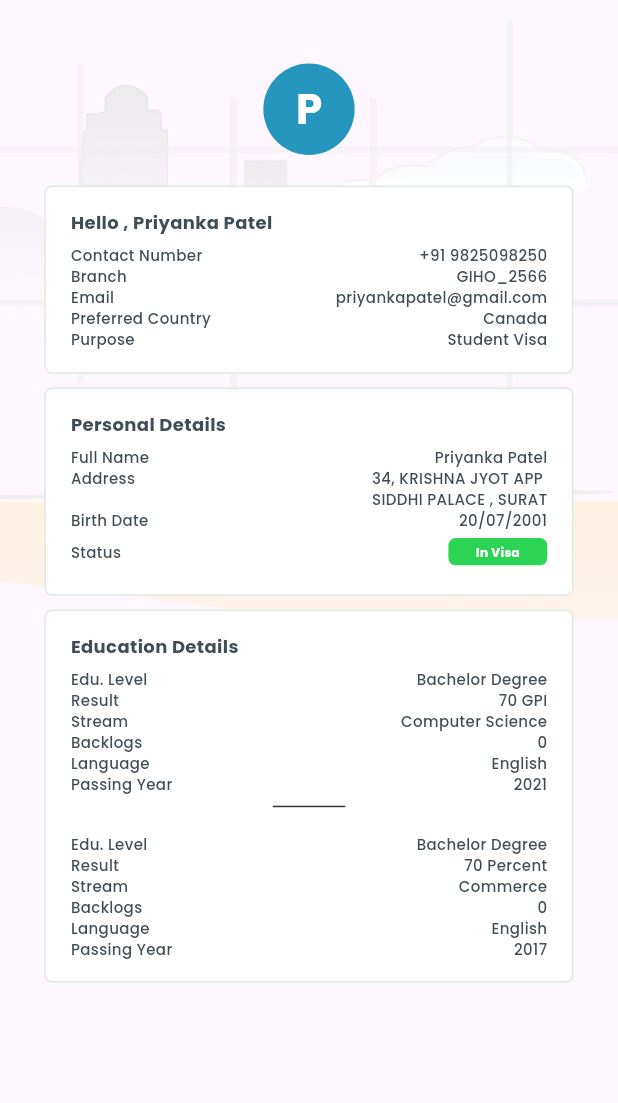
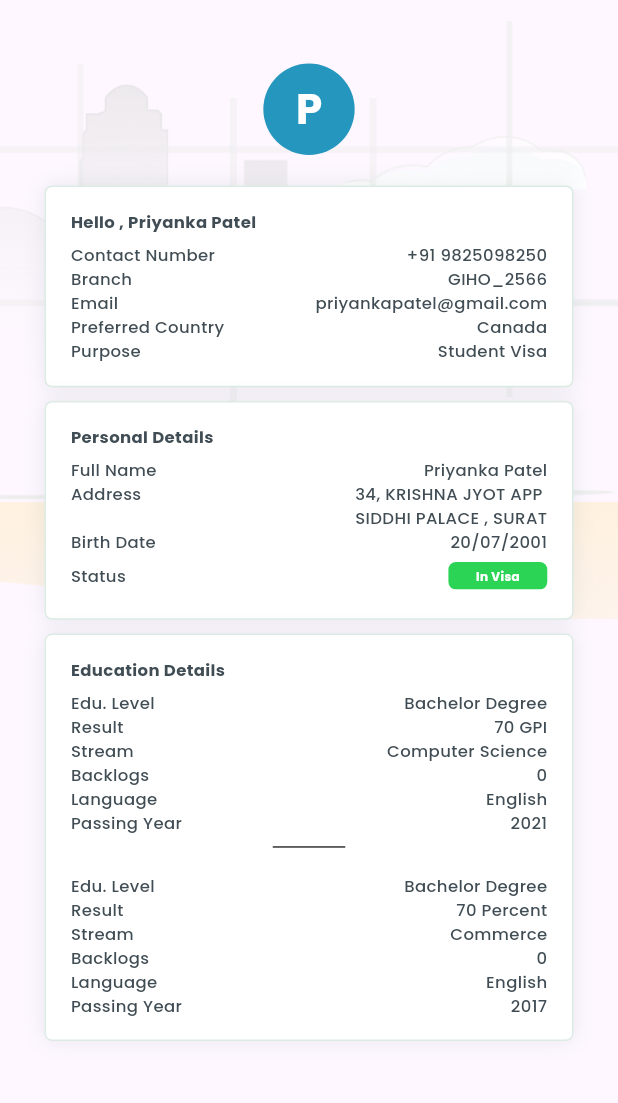
Before and after one commit to anand45151/InstiDesk, a Flutter app: the ProfileScreen screen opened directly, on a phone screen of 412 x 824 dp, the part 63-1166 px from its top. Run offline on Flutter 3.47's test engine with Material 3 defaults, Android fonts, the phone set to English and light mode, and no system bars; our stand-ins replace another_flushbar, flutter_screenutil, flutter_svg, fluttertoast, google_fonts, shared_preferences; accounts and stored records are empty; project files that could hold a hidden picture were left out.

Commit message:
ui changes

```diff
--- a/lib/view/login_screen.dart
+++ b/lib/view/login_screen.dart
@@ -168,7 +168,7 @@ class _LoginScreenState extends State<LoginScreen> {
                             Text(
                           'Login',
                           style: GoogleFonts.poppins(
-                            fontSize: 10,
+                            fontSize: 11,
                             fontWeight: FontWeight.w600,
                             color: Colors.white,
                           ),
@@ -178,7 +178,7 @@ class _LoginScreenState extends State<LoginScreen> {
                     const Text(
                       'Forgot Password',
                       style: TextStyle(
-                        fontSize: 12,
+                        fontSize: 11,
                         fontWeight: FontWeight.w500,
                         color: Color(0xff414D54),
                       ),
--- a/lib/view/profile_screen.dart
+++ b/lib/view/profile_screen.dart
@@ -81,6 +81,15 @@ class _ProfileScreenState extends State<ProfileScreen> {
                   width: double.infinity,
                   padding: EdgeInsets.symmetric(horizontal: 15.w),
                   decoration: BoxDecoration(
+                      boxShadow: [
+                        BoxShadow(
+                          color: const Color(0xFF316163)
+                              .withOpacity(0.1), // Set your shadow color
+                          offset: const Offset(0, 0), // Set your x and y offset
+                          blurRadius: 12, // Set your blur radius
+                          spreadRadius: 0, // Set your spread radius
+                        ),
+                      ],
                       color: const Color(0xffffffff),
                       borderRadius: BorderRadius.circular(5),
                       border:
@@ -96,7 +105,7 @@ class _ProfileScreenState extends State<ProfileScreen> {
                         'Hello , Priyanka Patel',
                         style: GoogleFonts.poppins(
                           fontWeight: FontWeight.w700,
-                          fontSize: 12,
+                          fontSize: 11,
                           color: const Color(0xff414D54),
                         ),
                       ),
@@ -110,7 +119,7 @@ class _ProfileScreenState extends State<ProfileScreen> {
                             'Contact Number',
                             style: GoogleFonts.poppins(
                               fontWeight: FontWeight.w500,
-                              fontSize: 10,
+                              fontSize: 11,
                               color: const Color(0xff414D54),
                             ),
                           ),
@@ -118,7 +127,7 @@ class _ProfileScreenState extends State<ProfileScreen> {
                             '+91 9825098250',
                             style: GoogleFonts.poppins(
                               fontWeight: FontWeight.w500,
-                              fontSize: 10,
+                              fontSize: 11,
                               color: const Color(0xff414D54),
                             ),
                           ),
@@ -131,7 +140,7 @@ class _ProfileScreenState extends State<ProfileScreen> {
                             'Branch ',
                             style: GoogleFonts.poppins(
                               fontWeight: FontWeight.w500,
-                              fontSize: 10,
+                              fontSize: 11,
                               color: const Color(0xff414D54),
                             ),
                           ),
@@ -139,7 +148,7 @@ class _ProfileScreenState extends State<ProfileScreen> {
                             'GIHO_2566',
                             style: GoogleFonts.poppins(
                               fontWeight: FontWeight.w500,
-                              fontSize: 10,
+                              fontSize: 11,
                               color: const Color(0xff414D54),
                             ),
                           ),
@@ -152,7 +161,7 @@ class _ProfileScreenState extends State<ProfileScreen> {
                             'Email',
                             style: GoogleFonts.poppins(
                               fontWeight: FontWeight.w500,
-                              fontSize: 10,
+                              fontSize: 11,
                               color: const Color(0xff414D54),
                             ),
                           ),
@@ -160,7 +169,7 @@ class _ProfileScreenState extends State<ProfileScreen> {
                             'priyankapatel@gmail.com',
                             style: GoogleFonts.poppins(
                               fontWeight: FontWeight.w500,
-                              fontSize: 10,
+                              fontSize: 11,
                               color: const Color(0xff414D54),
                             ),
                           ),
@@ -173,7 +182,7 @@ class _ProfileScreenState extends State<ProfileScreen> {
                             'Preferred Country',
                             style: GoogleFonts.poppins(
                               fontWeight: FontWeight.w500,
-                              fontSize: 10,
+                              fontSize: 11,
                               color: const Color(0xff414D54),
                             ),
                           ),
@@ -181,7 +190,7 @@ class _ProfileScreenState extends State<ProfileScreen> {
                             'Canada',
                             style: GoogleFonts.poppins(
                               fontWeight: FontWeight.w500,
-                              fontSize: 10,
+                              fontSize: 11,
                               color: const Color(0xff414D54),
                             ),
                           ),
@@ -194,7 +203,7 @@ class _ProfileScreenState extends State<ProfileScreen> {
                             'Purpose',
                             style: GoogleFonts.poppins(
                               fontWeight: FontWeight.w500,
-                              fontSize: 10,
+                              fontSize: 11,
                               color: const Color(0xff414D54),
                             ),
                           ),
@@ -202,7 +211,7 @@ class _ProfileScreenState extends State<ProfileScreen> {
                             'Student Visa',
                             style: GoogleFonts.poppins(
                               fontWeight: FontWeight.w500,
-                              fontSize: 10,
+                              fontSize: 11,
                               color: const Color(0xff414D54),
                             ),
                           ),
@@ -221,6 +230,15 @@ class _ProfileScreenState extends State<ProfileScreen> {
                   width: double.infinity,
                   padding: EdgeInsets.symmetric(horizontal: 15.w),
                   decoration: BoxDecoration(
+                      boxShadow: [
+                        BoxShadow(
+                          color: const Color(0xFF316163)
+                              .withOpacity(0.1), // Set your shadow color
+                          offset: const Offset(0, 0), // Set your x and y offset
+                          blurRadius: 12, // Set your blur radius
+                          spreadRadius: 0, // Set your spread radius
+                        ),
+                      ],
                       color: const Color(0xffffffff),
                       borderRadius: BorderRadius.circular(5),
                       border:
@@ -236,7 +254,7 @@ class _ProfileScreenState extends State<ProfileScreen> {
                         'Personal Details',
                         style: GoogleFonts.poppins(
                           fontWeight: FontWeight.w700,
-                          fontSize: 12,
+                          fontSize: 11,
                           color: const Color(0xff414D54),
                         ),
                       ),
@@ -250,7 +268,7 @@ class _ProfileScreenState extends State<ProfileScreen> {
                             'Full Name',
                             style: GoogleFonts.poppins(
                               fontWeight: FontWeight.w500,
-                              fontSize: 10,
+                              fontSize: 11,
                               color: const Color(0xff414D54),
                             ),
                           ),
@@ -258,7 +276,7 @@ class _ProfileScreenState extends State<ProfileScreen> {
                             'Priyanka Patel',
                             style: GoogleFonts.poppins(
                               fontWeight: FontWeight.w500,
-                              fontSize: 10,
+                              fontSize: 11,
                               color: const Color(0xff414D54),
                             ),
                           ),
@@ -272,7 +290,7 @@ class _ProfileScreenState extends State<ProfileScreen> {
                             'Address',
                             style: GoogleFonts.poppins(
                               fontWeight: FontWeight.w500,
-                              fontSize: 10,
+                              fontSize: 11,
                               color: const Color(0xff414D54),
                             ),
                           ),
@@ -280,7 +298,7 @@ class _ProfileScreenState extends State<ProfileScreen> {
                             '34, KRISHNA JYOT APP\nSIDDHI PALACE , SURAT',
                             style: GoogleFonts.poppins(
                               fontWeight: FontWeight.w500,
-                              fontSize: 10,
+                              fontSize: 11,
                               color: const Color(0xff414D54),
                             ),
                           ),
@@ -293,7 +311,7 @@ class _ProfileScreenState extends State<ProfileScreen> {
                             'Birth Date',
                             style: GoogleFonts.poppins(
                               fontWeight: FontWeight.w500,
-                              fontSize: 10,
+                              fontSize: 11,
                               color: const Color(0xff414D54),
                             ),
                           ),
@@ -301,7 +319,7 @@ class _ProfileScreenState extends State<ProfileScreen> {
                             '20/07/2001',
                             style: GoogleFonts.poppins(
                               fontWeight: FontWeight.w500,
-                              fontSize: 10,
+                              fontSize: 11,
                               color: const Color(0xff414D54),
                             ),
                           ),
@@ -317,7 +335,7 @@ class _ProfileScreenState extends State<ProfileScreen> {
                             'Status',
                             style: GoogleFonts.poppins(
                               fontWeight: FontWeight.w500,
-                              fontSize: 10,
+                              fontSize: 11,
                               color: const Color(0xff414D54),
                             ),
                           ),
@@ -353,6 +371,15 @@ class _ProfileScreenState extends State<ProfileScreen> {
                   width: double.infinity,
                   padding: EdgeInsets.symmetric(horizontal: 15.w),
                   decoration: BoxDecoration(
+                      boxShadow: [
+                        BoxShadow(
+                          color: const Color(0xFF316163)
+                              .withOpacity(0.1), // Set your shadow color
+                          offset: const Offset(0, 0), // Set your x and y offset
+                          blurRadius: 12, // Set your blur radius
+                          spreadRadius: 0, // Set your spread radius
+                        ),
+                      ],
                       color: const Color(0xffffffff),
                       borderRadius: BorderRadius.circular(5),
                       border:
@@ -368,7 +395,7 @@ class _ProfileScreenState extends State<ProfileScreen> {
                         'Education Details',
                         style: GoogleFonts.poppins(
                           fontWeight: FontWeight.w700,
-                          fontSize: 12,
+                          fontSize: 11,
                           color: const Color(0xff414D54),
                         ),
                       ),
@@ -382,7 +409,7 @@ class _ProfileScreenState extends State<ProfileScreen> {
                             'Edu. Level',
                             style: GoogleFonts.poppins(
                               fontWeight: FontWeight.w500,
-                              fontSize: 10,
+                              fontSize: 11,
                               color: const Color(0xff414D54),
                             ),
                           ),
@@ -390,7 +417,7 @@ class _ProfileScreenState extends State<ProfileScreen> {
                             'Bachelor Degree',
                             style: GoogleFonts.poppins(
                               fontWeight: FontWeight.w500,
-                              fontSize: 10,
+                              fontSize: 11,
                               color: const Color(0xff414D54),
                             ),
                           ),
@@ -403,7 +430,7 @@ class _ProfileScreenState extends State<ProfileScreen> {
                             'Result',
                             style: GoogleFonts.poppins(
                               fontWeight: FontWeight.w500,
-                              fontSize: 10,
+                              fontSize: 11,
                               color: const Color(0xff414D54),
                             ),
                           ),
@@ -411,7 +438,7 @@ class _ProfileScreenState extends State<ProfileScreen> {
                             ' 70 GPI',
                             style: GoogleFonts.poppins(
                               fontWeight: FontWeight.w500,
-                              fontSize: 10,
+                              fontSize: 11,
                               color: const Color(0xff414D54),
                             ),
                           ),
@@ -424,7 +451,7 @@ class _ProfileScreenState extends State<ProfileScreen> {
                             'Stream',
                             style: GoogleFonts.poppins(
                               fontWeight: FontWeight.w500,
-                              fontSize: 10,
+                              fontSize: 11,
                               color: const Color(0xff414D54),
                             ),
                           ),
@@ -432,7 +459,7 @@ class _ProfileScreenState extends State<ProfileScreen> {
                             ' Computer Science',
                             style: GoogleFonts.poppins(
                               fontWeight: FontWeight.w500,
-                              fontSize: 10,
+                              fontSize: 11,
                               color: const Color(0xff414D54),
                             ),
                           ),
@@ -445,7 +472,7 @@ class _ProfileScreenState extends State<ProfileScreen> {
                             'Backlogs',
                             style: GoogleFonts.poppins(
                               fontWeight: FontWeight.w500,
-                              fontSize: 10,
+                              fontSize: 11,
                               color: const Color(0xff414D54),
                             ),
                           ),
@@ -453,7 +480,7 @@ class _ProfileScreenState extends State<ProfileScreen> {
                             '0',
                             style: GoogleFonts.poppins(
                               fontWeight: FontWeight.w500,
-                              fontSize: 10,
+                              fontSize: 11,
                               color: const Color(0xff414D54),
                             ),
                           ),
@@ -466,7 +493,7 @@ class _ProfileScreenState extends State<ProfileScreen> {
                             'Language',
                             style: GoogleFonts.poppins(
                               fontWeight: FontWeight.w500,
-                              fontSize: 10,
+                              fontSize: 11,
                               color: const Color(0xff414D54),
                             ),
                           ),
@@ -474,7 +501,7 @@ class _ProfileScreenState extends State<ProfileScreen> {
                             'English',
                             style: GoogleFonts.poppins(
                               fontWeight: FontWeight.w500,
-                              fontSize: 10,
+                              fontSize: 11,
                               color: const Color(0xff414D54),
                             ),
                           ),
@@ -487,7 +514,7 @@ class _ProfileScreenState extends State<ProfileScreen> {
                             'Passing Year',
                             style: GoogleFonts.poppins(
                               fontWeight: FontWeight.w500,
-                              fontSize: 10,
+                              fontSize: 11,
                               color: const Color(0xff414D54),
                             ),
                           ),
@@ -495,7 +522,7 @@ class _ProfileScreenState extends State<ProfileScreen> {
                             '2021',
                             style: GoogleFonts.poppins(
                               fontWeight: FontWeight.w500,
-                              fontSize: 10,
+                              fontSize: 11,
                               color: const Color(0xff414D54),
                             ),
                           ),
@@ -520,7 +547,7 @@ class _ProfileScreenState extends State<ProfileScreen> {
                             'Edu. Level',
                             style: GoogleFonts.poppins(
                               fontWeight: FontWeight.w500,
-                              fontSize: 10,
+                              fontSize: 11,
                               color: const Color(0xff414D54),
                             ),
                           ),
@@ -528,7 +555,7 @@ class _ProfileScreenState extends State<ProfileScreen> {
                             'Bachelor Degree',
                             style: GoogleFonts.poppins(
                               fontWeight: FontWeight.w500,
-                              fontSize: 10,
+                              fontSize: 11,
                               color: const Color(0xff414D54),
                             ),
                           ),
@@ -541,7 +568,7 @@ class _ProfileScreenState extends State<ProfileScreen> {
                             'Result',
                             style: GoogleFonts.poppins(
                               fontWeight: FontWeight.w500,
-                              fontSize: 10,
+                              fontSize: 11,
                               color: const Color(0xff414D54),
                             ),
                           ),
@@ -549,7 +576,7 @@ class _ProfileScreenState extends State<ProfileScreen> {
                             '70 Percent',
                             style: GoogleFonts.poppins(
                               fontWeight: FontWeight.w500,
-                              fontSize: 10,
+                              fontSize: 11,
                               color: const Color(0xff414D54),
                             ),
                           ),
@@ -562,7 +589,7 @@ class _ProfileScreenState extends State<ProfileScreen> {
                             'Stream',
                             style: GoogleFonts.poppins(
                               fontWeight: FontWeight.w500,
-                              fontSize: 10,
+                              fontSize: 11,
                               color: const Color(0xff414D54),
                             ),
                           ),
@@ -570,7 +597,7 @@ class _ProfileScreenState extends State<ProfileScreen> {
                             'Commerce',
                             style: GoogleFonts.poppins(
                               fontWeight: FontWeight.w500,
-                              fontSize: 10,
+                              fontSize: 11,
                               color: const Color(0xff414D54),
                             ),
                           ),
@@ -583,7 +610,7 @@ class _ProfileScreenState extends State<ProfileScreen> {
                             'Backlogs',
                             style: GoogleFonts.poppins(
                               fontWeight: FontWeight.w500,
-                              fontSize: 10,
+                              fontSize: 11,
                               color: const Color(0xff414D54),
                             ),
                           ),
@@ -591,7 +618,7 @@ class _ProfileScreenState extends State<ProfileScreen> {
                             '0',
                             style: GoogleFonts.poppins(
                               fontWeight: FontWeight.w500,
-                              fontSize: 10,
+                              fontSize: 11,
                               color: const Color(0xff414D54),
                             ),
                           ),
@@ -604,7 +631,7 @@ class _ProfileScreenState extends State<ProfileScreen> {
                             'Language',
                             style: GoogleFonts.poppins(
                               fontWeight: FontWeight.w500,
-                              fontSize: 10,
+                              fontSize: 11,
                               color: const Color(0xff414D54),
                             ),
                           ),
@@ -612,7 +639,7 @@ class _ProfileScreenState extends State<ProfileScreen> {
                             'English',
                             style: GoogleFonts.poppins(
                               fontWeight: FontWeight.w500,
-                              fontSize: 10,
+                              fontSize: 11,
                               color: const Color(0xff414D54),
                             ),
                           ),
@@ -625,7 +652,7 @@ class _ProfileScreenState extends State<ProfileScreen> {
                             'Passing Year',
                             style: GoogleFonts.poppins(
                               fontWeight: FontWeight.w500,
-                              fontSize: 10,
+                              fontSize: 11,
                               color: const Color(0xff414D54),
                             ),
                           ),
@@ -633,7 +660,7 @@ class _ProfileScreenState extends State<ProfileScreen> {
                             '2017',
                             style: GoogleFonts.poppins(
                               fontWeight: FontWeight.w500,
-                              fontSize: 10,
+                              fontSize: 11,
                               color: const Color(0xff414D54),
                             ),
                           ),
--- a/lib/view/widgets/custom_textfield.dart
+++ b/lib/view/widgets/custom_textfield.dart
@@ -36,7 +36,7 @@ class CustomTextField extends StatelessWidget {
         //       child: Text(
         //         label,
         //         style: GoogleFonts.poppins(
-        //             fontSize: 12.sp,
+        //             fontSize: 11.sp,
         //             fontWeight: FontWeight.bold,
         //             color: Colors.black),
         //       ),
@@ -70,7 +70,7 @@ class CustomTextField extends StatelessWidget {
               hintText: hintText,
               hintStyle: GoogleFonts.poppins(
                 color: const Color(0xff414D54),
-                fontSize: 12,
+                fontSize: 11,
                 fontWeight: FontWeight.w600,
               ),
             ),
--- a/lib/view/widgets/password_fied.dart
+++ b/lib/view/widgets/password_fied.dart
@@ -53,7 +53,7 @@ class _PasswordFieldState extends State<PasswordField> {
               hintText: widget.hintText,
               hintStyle: GoogleFonts.poppins(
                 color: const Color(0xff414D54),
-                fontSize: 12,
+                fontSize: 11,
                 fontWeight: FontWeight.w600,
               ),
               suffixIconConstraints:
```
Also changed, not shown: lib/view/collage_application_screen.dart (+22 -4 lines), lib/view/home_screen.dart (+6 -6 lines), lib/view/onboarding_screen.dart (+4 -4 lines), lib/view/search_result_screen.dart (+11 -2 lines), lib/view/search_screen.dart (+5 -5 lines).
